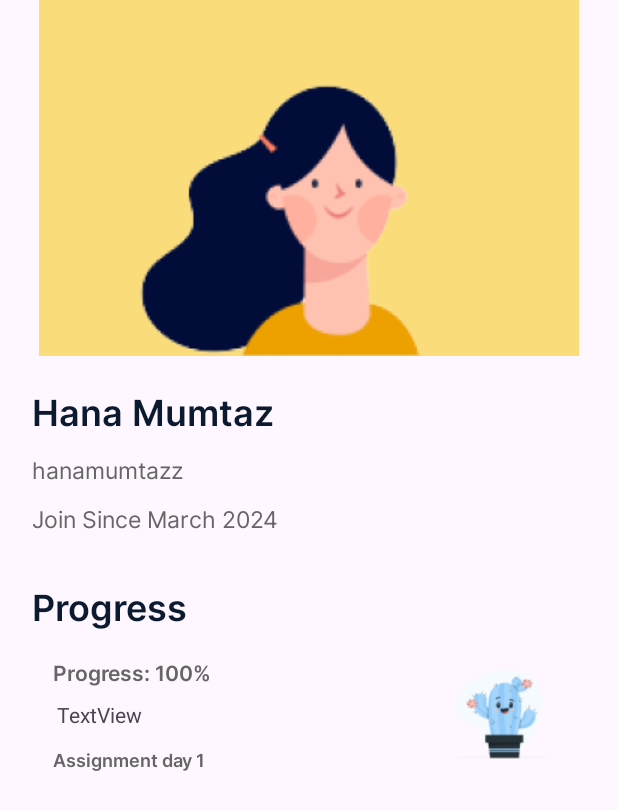
After one commit to GymnastiarR/Mr.Gupazz, an Android app: the ProfileActivity screen opened directly, with no data from a screen before it, on a phone screen of 412 x 824 dp. The commit adds this screen. Shown: the top 810 px of the screen. Run offline under Robolectric (Android 15) with nearby library versions, the phone set to English and light mode, and no system bars.

Commit message:
2 layout 90% done

```diff
--- /dev/null
+++ b/app/src/main/java/com/example/mrgupazz/ProfileActivity.java
@@ -0,0 +1,14 @@
+package com.example.mrgupazz;
+
+import androidx.appcompat.app.AppCompatActivity;
+
+import android.os.Bundle;
+
+public class ProfileActivity extends AppCompatActivity {
+
+    @Override
+    protected void onCreate(Bundle savedInstanceState) {
+        super.onCreate(savedInstanceState);
+        setContentView(R.layout.activity_profile);
+    }
+}
--- a/app/src/main/res/drawable/rounded.xml
+++ b/app/src/main/res/drawable/rounded.xml
@@ -1,5 +1,4 @@
 <shape xmlns:android="http://schemas.android.com/apk/res/android"
     android:shape="rectangle">
-    <solid android:color="@color/secondary_red_1"/>
     <corners android:radius="10dp"/> <!-- Ubah nilai radius sesuai keinginan -->
 </shape>
--- /dev/null
+++ b/app/src/main/res/layout/activity_profile.xml
@@ -0,0 +1,119 @@
+<?xml version="1.0" encoding="utf-8"?>
+<androidx.constraintlayout.widget.ConstraintLayout xmlns:android="http://schemas.android.com/apk/res/android"
+    xmlns:app="http://schemas.android.com/apk/res-auto"
+    xmlns:tools="http://schemas.android.com/tools"
+    android:layout_width="match_parent"
+    android:layout_height="match_parent"
+    tools:context=".ProfileActivity">
+
+    <ImageView
+        android:id="@+id/img_profile"
+        android:layout_width="wrap_content"
+        android:layout_height="wrap_content"
+        app:layout_constraintEnd_toEndOf="parent"
+        app:layout_constraintStart_toStartOf="parent"
+        app:layout_constraintTop_toTopOf="parent"
+        app:srcCompat="@drawable/dumb_profile" />
+
+    <TextView
+        android:id="@+id/tv_name"
+        style="@style/Text.SemiBold.24sp"
+        android:textColor="@color/secondary_shade_1"
+        android:layout_width="wrap_content"
+        android:layout_height="wrap_content"
+        android:layout_marginTop="20dp"
+        android:text="Hana Mumtaz"
+        app:layout_constraintEnd_toEndOf="parent"
+        app:layout_constraintHorizontal_bias="0.085"
+        app:layout_constraintStart_toStartOf="parent"
+        app:layout_constraintTop_toBottomOf="@+id/img_profile" />
+
+    <TextView
+        android:id="@+id/tv_id"
+        style="@style/Text.Regular.15sp"
+        android:textColor="@color/secondary_shade_2"
+        android:layout_width="wrap_content"
+        android:layout_height="wrap_content"
+        android:layout_marginTop="10dp"
+        android:text="hanamumtazz"
+        app:layout_constraintEnd_toEndOf="@+id/tv_name"
+        app:layout_constraintHorizontal_bias="0.0"
+        app:layout_constraintStart_toStartOf="@+id/tv_name"
+        app:layout_constraintTop_toBottomOf="@+id/tv_name" />
+
+    <TextView
+        android:id="@+id/tv_since"
+        style="@style/Text.Regular.15sp"
+        android:textColor="@color/secondary_shade_2"
+        android:layout_width="wrap_content"
+        android:layout_height="wrap_content"
+        android:layout_marginTop="10dp"
+        android:text="Join Since March 2024"
+        app:layout_constraintEnd_toEndOf="@+id/tv_id"
+        app:layout_constraintHorizontal_bias="0.0"
+        app:layout_constraintStart_toStartOf="@+id/tv_id"
+        app:layout_constraintTop_toBottomOf="@+id/tv_id" />
+
+    <TextView
+        android:id="@+id/tv_progress"
+        style="@style/Text.SemiBold.24sp"
+        android:textColor="@color/secondary_shade_1"
+        android:layout_width="wrap_content"
+        android:layout_height="wrap_content"
+        android:layout_marginTop="30dp"
+        android:text="Progress"
+        app:layout_constraintEnd_toEndOf="@+id/tv_since"
+        app:layout_constraintHorizontal_bias="0.0"
+        app:layout_constraintStart_toStartOf="@+id/tv_since"
+        app:layout_constraintTop_toBottomOf="@+id/tv_since" />
+
+    <TextView
+        android:id="@+id/bar_percent"
+        android:layout_width="wrap_content"
+        android:layout_height="wrap_content"
+        android:layout_marginTop="8dp"
+        android:text="TextView"
+        app:layout_constraintEnd_toEndOf="parent"
+        app:layout_constraintHorizontal_bias="0.107"
+        app:layout_constraintStart_toStartOf="parent"
+        app:layout_constraintTop_toBottomOf="@+id/tv_percent" />
+
+    <TextView
+        android:id="@+id/tv_percent"
+        style="@style/Text.SemiBold.14sp"
+        android:layout_width="wrap_content"
+        android:layout_height="wrap_content"
+        android:layout_marginTop="16dp"
+        android:text="Progress: 100%"
+        android:textColor="@color/secondary_shade_2"
+        app:layout_constraintEnd_toStartOf="@+id/imageView2"
+        app:layout_constraintHorizontal_bias="0.184"
+        app:layout_constraintStart_toStartOf="parent"
+        app:layout_constraintTop_toBottomOf="@+id/tv_progress" />
+
+    <TextView
+        android:id="@+id/tv_day"
+        style="@style/Text.SemiBold.12sp"
+        android:layout_width="wrap_content"
+        android:layout_height="wrap_content"
+        android:layout_marginTop="12dp"
+        android:text="Assignment day 1"
+        android:textColor="@color/secondary_shade_2"
+        app:layout_constraintEnd_toEndOf="@+id/bar_percent"
+        app:layout_constraintHorizontal_bias="0.065"
+        app:layout_constraintStart_toStartOf="@+id/bar_percent"
+        app:layout_constraintTop_toBottomOf="@+id/bar_percent" />
+
+    <ImageView
+        android:id="@+id/imageView2"
+        android:layout_width="75dp"
+        android:layout_height="75dp"
+        android:layout_marginTop="200dp"
+        app:layout_constraintEnd_toEndOf="parent"
+        app:layout_constraintHorizontal_bias="0.837"
+        app:layout_constraintStart_toEndOf="@+id/bar_percent"
+        app:layout_constraintTop_toBottomOf="@+id/img_profile"
+        app:srcCompat="@drawable/kaktus" />
+
+
+</androidx.constraintlayout.widget.ConstraintLayout>
--- a/app/src/main/res/values/strings.xml
+++ b/app/src/main/res/values/strings.xml
@@ -4,4 +4,6 @@
     <string name="menu_learning">Learning</string>
     <string name="menu_ai_assistant">AI Assistant</string>
     <string name="menu_profile">Profile</string>
+    <!-- TODO: Remove or change this placeholder text -->
+    <string name="hello_blank_fragment">Hello blank fragment</string>
 </resources>
--- a/app/src/main/res/values/themes.xml
+++ b/app/src/main/res/values/themes.xml
@@ -59,14 +59,13 @@
         <item name="android:layout_width">142dp</item>
         <item name="android:fontFamily">@font/inter_semi_bold</item>
         <item name="android:textColor">@color/primary_white</item>
-        <item name="layout_constraintWidth_percent">0.9</item>
     </style>
 
-    <style name="SmallButton.Blue" parent="MediumButton">
+    <style name="SmallButton.Blue" parent="SmallButton">
         <item name="android:backgroundTint">@color/secondary_shade_1</item>
     </style>
 
-    <style name="SmallButton.LightBlue" parent="MediumButton">
+    <style name="SmallButton.LightBlue" parent="SmallButton">
         <item name="android:backgroundTint">@color/secondary_blue_2</item>
     </style>
     <!-- BUTTON -->
```
Also changed, not shown: app/src/main/AndroidManifest.xml (+6 -3 lines), app/src/main/java/com/example/mrgupazz/learningactivityfragment/LearningWord.java (added, +26 -0 lines), app/src/main/res/layout/fragment_learning_word.xml (added, +118 -0 lines), app/src/main/res/drawable/dumb_profile.png (added), app/src/main/res/drawable/kaktus.png (added).
